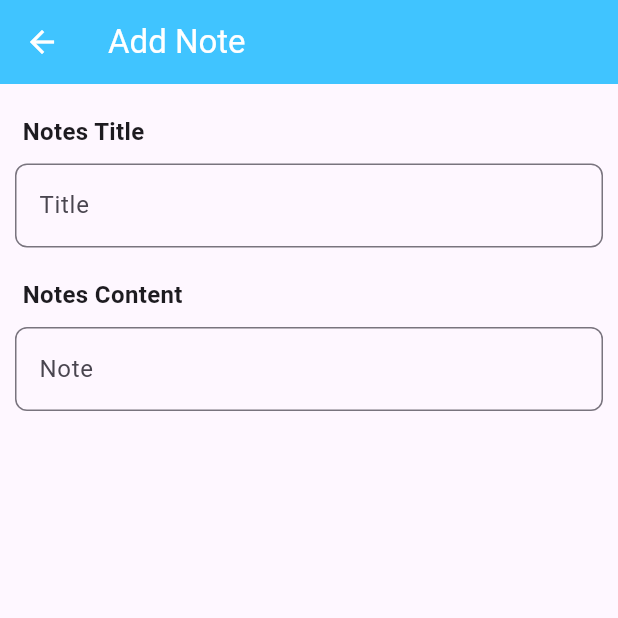
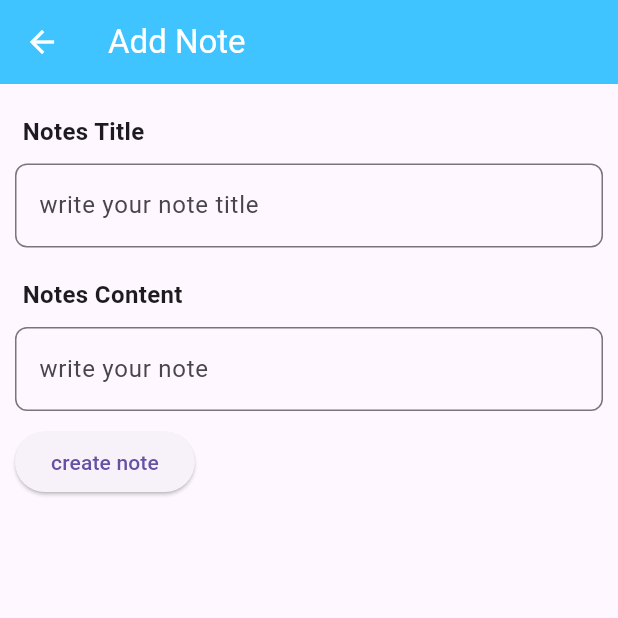
Before and after one commit to NotRegister/notes_application, a Flutter app: the AddNote screen opened directly, on a phone screen of 412 x 824 dp, the top half of it. Run offline on Flutter 3.47's test engine with Material 3 defaults, Android fonts, the phone set to English and light mode, and no system bars; our stand-ins replace shared_preferences; accounts and stored records are empty.

```diff
--- a/lib/add_note.dart
+++ b/lib/add_note.dart
@@ -1,29 +1,42 @@
 import 'package:flutter/material.dart';
 import 'package:http/http.dart' as http;
 import 'package:notes_application/api_service.dart';
+import 'package:notes_application/notesModel.dart';
 
 class AddNote extends StatefulWidget {
   const AddNote({super.key});
 
   @override
   State<AddNote> createState() => _AddNoteState();
-
-  Future<void> postNote() async {
-    final response = await http.post(
-        Uri.parse('http://127.0.0.1:8000/api/notes/'),
-        headers: <String, String>{
-          'Content-Type': 'application/json; charset=UTF-8',
-        },
-        body: <String, dynamic>{
-          'tag': 'Flutter HTTP CRUD',
-          'note': 'test api through Flutter',
-          'id': 1,
-        });
-  }
 }
 
 class _AddNoteState extends State<AddNote> {
+  /* @override
+  //! this method success to post data to the server
+  Future<void> postData() async {
+    final url = Uri.parse('http://127.0.0.1:8000/api/notes/');
+    final response = await http.post(url, body: {
+
+      'tag': 'Flutter HTTP CRUD',
+      'note': 'test api through Flutter',
+      'username': '2',
+      'created_at': '2022-01-01T00:00:00Z',
+    });
+    if (response.statusCode == 201 || response.statusCode == 200) {
+      print('success');
+    } else {
+      throw Exception(
+          'Failed to create data: ' + response.statusCode.toString());
+    }
+  } */
+
+  final textController = TextEditingController();
   @override
+  void dispose() {
+    textController.dispose();
+    super.dispose();
+  }
+
   Widget build(BuildContext context) {
     return Scaffold(
         appBar: AppBar(
@@ -55,13 +68,15 @@ class _AddNoteState extends State<AddNote> {
                     style: TextStyle(fontWeight: FontWeight.w600, fontSize: 16),
                   )),
               const TextField(
+                controller: textController,
                 decoration: InputDecoration(
-                  hintText: 'Title',
+                  hintText: 'write your note title',
                   focusedBorder: OutlineInputBorder(
                     borderSide: BorderSide(color: Colors.lightBlueAccent),
                   ),
                   border: OutlineInputBorder(
                     borderRadius: BorderRadius.all(Radius.circular(8)),
+                    borderSide: BorderSide(color: Colors.lightBlueAccent),
                   ),
                 ),
               ),
@@ -77,8 +92,9 @@ class _AddNoteState extends State<AddNote> {
                   )),
               const TextField(
                 decoration: InputDecoration(
-                  focusedBorder: OutlineInputBorder(),
-                  hintText: 'Note',
+                  focusedBorder: OutlineInputBorder(
+                      borderSide: BorderSide(color: Colors.lightBlueAccent)),
+                  hintText: 'write your note',
                   border: OutlineInputBorder(
                     borderRadius: BorderRadius.all(Radius.circular(8)),
                     borderSide: BorderSide(color: Colors.lightBlueAccent),
@@ -88,6 +104,11 @@ class _AddNoteState extends State<AddNote> {
               const SizedBox(
                 height: 10,
               ),
+              ElevatedButton(
+                  onPressed: () {
+
+                  },
+                  child: const Text('create note'))
             ],
           ),
         ));
--- a/lib/api_service.dart
+++ b/lib/api_service.dart
@@ -27,7 +27,7 @@ class ApiService {
     }
   }
 
-  Future<void> postNote() async {
+  Future<void> postNote(String tag, String note) async {
     final response =
         await http.post(Uri.parse('http://127.0.0.1:8000/api/notes/'),
             headers: <String, String>{
--- a/lib/main.dart
+++ b/lib/main.dart
@@ -1,4 +1,5 @@
 import 'package:flutter/material.dart';
+import 'package:notes_application/add_note.dart';
 import 'package:notes_application/home.dart';
 import 'package:notes_application/new/homepage.dart';
 
@@ -17,7 +18,7 @@ class _MyAppState extends State<MyApp> {
   @override
   Widget build(BuildContext context) {
     return const MaterialApp(
-      home: HomePage(),
+      home: AddNote(),
     );
   }
 }
```
